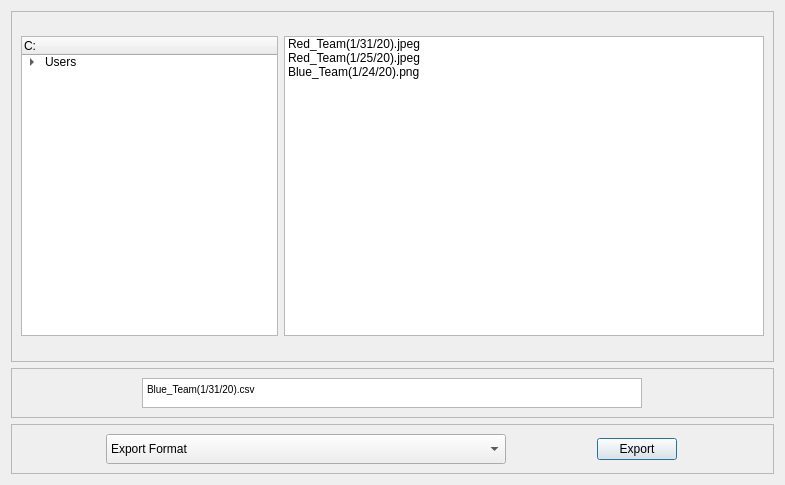
Qt form ui/export_configuration.ui (CS4311-spring-2020/pick-tool-team14-keikaku) before a commit.
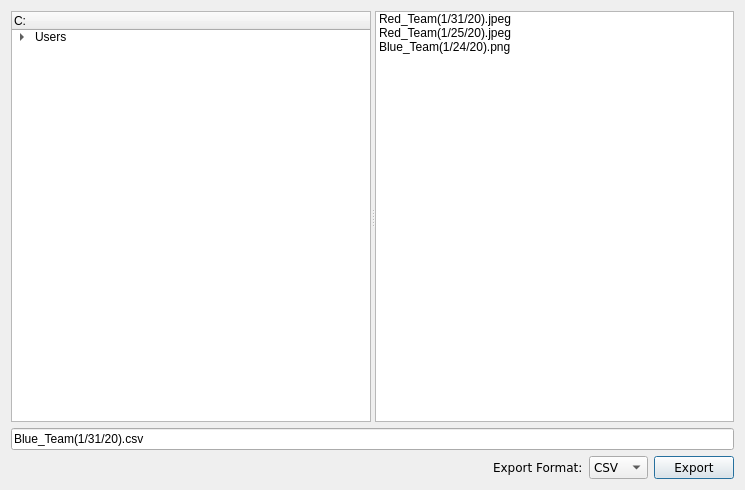
The same form after that commit.

Commit message: Moved change_configuration into main_window. Fixed and cleaned up other ui files.

The edit to the form file:
```diff
--- a/ui/export_configuration.ui
+++ b/ui/export_configuration.ui
@@ -6,8 +6,8 @@
    <rect>
     <x>0</x>
     <y>0</y>
-    <width>785</width>
-    <height>485</height>
+    <width>745</width>
+    <height>490</height>
    </rect>
   </property>
   <property name="sizePolicy">
@@ -16,32 +16,21 @@
     <verstretch>0</verstretch>
    </sizepolicy>
   </property>
+  <property name="minimumSize">
+   <size>
+    <width>500</width>
+    <height>300</height>
+   </size>
+  </property>
   <property name="windowTitle">
    <string>Dialog</string>
   </property>
-  <layout class="QVBoxLayout" name="verticalLayout">
+  <layout class="QVBoxLayout" name="verticalLayout" stretch="1,0,0">
    <item>
-    <widget class="QFrame" name="frame">
-     <property name="sizePolicy">
-      <sizepolicy hsizetype="Ignored" vsizetype="Ignored">
-       <horstretch>0</horstretch>
-       <verstretch>0</verstretch>
-      </sizepolicy>
+    <widget class="QSplitter" name="splitter">
+     <property name="orientation">
+      <enum>Qt::Horizontal</enum>
      </property>
-     <property name="minimumSize">
-      <size>
-       <width>0</width>
-       <height>350</height>
-      </size>
-     </property>
-     <property name="frameShape">
-      <enum>QFrame::StyledPanel</enum>
-     </property>
-     <property name="frameShadow">
-      <enum>QFrame::Raised</enum>
-     </property>
-     <layout class="QHBoxLayout" name="horizontalLayout">
-      <item>
        <widget class="QTreeWidget" name="treeWidget">
         <property name="sizePolicy">
          <sizepolicy hsizetype="MinimumExpanding" vsizetype="Fixed">
@@ -51,8 +40,8 @@
         </property>
         <property name="minimumSize">
          <size>
-          <width>0</width>
-          <height>300</height>
+        <width>100</width>
+        <height>0</height>
          </size>
         </property>
         <property name="sizeIncrement">
@@ -117,8 +106,6 @@
          </item>
         </item>
        </widget>
-      </item>
-      <item>
        <widget class="QListWidget" name="itemSaved">
         <property name="sizePolicy">
          <sizepolicy hsizetype="MinimumExpanding" vsizetype="Fixed">
@@ -128,8 +115,8 @@
         </property>
         <property name="minimumSize">
          <size>
-          <width>480</width>
-          <height>300</height>
+        <width>100</width>
+        <height>0</height>
          </size>
         </property>
         <item>
@@ -148,58 +135,53 @@
          </property>
         </item>
        </widget>
-      </item>
-     </layout>
+    </widget>
+   </item>
+   <item>
+    <widget class="QLineEdit" name="exportFileName">
+     <property name="text">
+      <string>Blue_Team(1/31/20).csv</string>
+     </property>
     </widget>
    </item>
    <item>
-    <widget class="QFrame" name="frame_3">
-     <property name="maximumSize">
-      <size>
-       <width>16777215</width>
-       <height>50</height>
-      </size>
-     </property>
-     <property name="frameShape">
-      <enum>QFrame::StyledPanel</enum>
-     </property>
-     <property name="frameShadow">
-      <enum>QFrame::Raised</enum>
-     </property>
-     <layout class="QVBoxLayout" name="verticalLayout_2">
-      <item alignment="Qt::AlignHCenter">
-       <widget class="QTextBrowser" name="textBrowser">
-        <property name="minimumSize">
+    <layout class="QHBoxLayout" name="bottomHL">
+     <item>
+      <spacer name="horizontalSpacer">
+       <property name="orientation">
+        <enum>Qt::Horizontal</enum>
+       </property>
+       <property name="sizeHint" stdset="0">
          <size>
-          <width>500</width>
-          <height>0</height>
-         </size>
-        </property>
-        <property name="maximumSize">
-         <size>
-          <width>500</width>
-          <height>16777215</height>
-         </size>
-        </property>
-        <property name="html">
-         <string>&lt;!DOCTYPE HTML PUBLIC &quot;-//W3C//DTD HTML 4.0//EN&quot; &quot;http://www.w3.org/TR/REC-html40/strict.dtd&quot;&gt;
-&lt;html&gt;&lt;head&gt;&lt;meta name=&quot;qrichtext&quot; content=&quot;1&quot; /&gt;&lt;style type=&quot;text/css&quot;&gt;
-p, li { white-space: pre-wrap; }
-&lt;/style&gt;&lt;/head&gt;&lt;body style=&quot; font-family:'MS Shell Dlg 2'; font-size:7.8pt; font-weight:400; font-style:normal;&quot;&gt;
-&lt;p style=&quot; margin-top:0px; margin-bottom:0px; margin-left:0px; margin-right:0px; -qt-block-indent:0; text-indent:0px;&quot;&gt;Blue_Team(1/31/20).csv&lt;/p&gt;&lt;/body&gt;&lt;/html&gt;</string>
-        </property>
-       </widget>
-      </item>
-     </layout>
-    </widget>
-   </item>
+         <width>40</width>
+         <height>20</height>
+        </size>
+       </property>
+      </spacer>
+     </item>
+     <item>
+      <widget class="QLabel" name="exportFormatLabel">
+       <property name="sizePolicy">
+        <sizepolicy hsizetype="Fixed" vsizetype="Fixed">
+         <horstretch>0</horstretch>
+         <verstretch>0</verstretch>
+        </sizepolicy>
+       </property>
+       <property name="font">
+        <font>
+         <family>Verdana</family>
+         <pointsize>9</pointsize>
+        </font>
+       </property>
+       <property name="text">
+        <string>Export Format:</string>
+       </property>
+      </widget>
+     </item>
    <item>
-    <widget class="QFrame" name="frame_2">
-     <property name="enabled">
-      <bool>true</bool>
-     </property>
+      <widget class="QComboBox" name="exportFormatComboBox">
      <property name="sizePolicy">
-      <sizepolicy hsizetype="Minimum" vsizetype="Preferred">
+        <sizepolicy hsizetype="Fixed" vsizetype="Fixed">
        <horstretch>0</horstretch>
        <verstretch>0</verstretch>
       </sizepolicy>
@@ -210,47 +192,21 @@
        <height>0</height>
       </size>
      </property>
-     <property name="maximumSize">
-      <size>
-       <width>16777215</width>
-       <height>50</height>
-      </size>
-     </property>
-     <property name="frameShape">
-      <enum>QFrame::StyledPanel</enum>
-     </property>
-     <property name="frameShadow">
-      <enum>QFrame::Raised</enum>
-     </property>
-     <layout class="QHBoxLayout" name="horizontalLayout_2">
-      <item>
-       <widget class="QComboBox" name="formatSelection">
-        <property name="sizePolicy">
-         <sizepolicy hsizetype="Fixed" vsizetype="Fixed">
-          <horstretch>0</horstretch>
-          <verstretch>0</verstretch>
-         </sizepolicy>
-        </property>
-        <property name="minimumSize">
-         <size>
-          <width>400</width>
-          <height>30</height>
-         </size>
+       <property name="font">
+        <font>
+         <family>Verdana</family>
+         <pointsize>9</pointsize>
+        </font>
         </property>
         <property name="styleSheet">
-         <string notr="true">font: 10pt &quot;Arial&quot;;</string>
+        <string notr="true"/>
         </property>
         <property name="currentText">
-         <string>Export Format</string>
+        <string>CSV</string>
         </property>
         <property name="maxVisibleItems">
          <number>15</number>
         </property>
-        <item>
-         <property name="text">
-          <string>Export Format</string>
-         </property>
-        </item>
         <item>
          <property name="text">
           <string>CSV</string>
@@ -276,6 +232,15 @@
           <verstretch>0</verstretch>
          </sizepolicy>
         </property>
+       <property name="font">
+        <font>
+         <family>Verdana</family>
+         <pointsize>9</pointsize>
+         <weight>50</weight>
+         <italic>false</italic>
+         <bold>false</bold>
+        </font>
+       </property>
         <property name="styleSheet">
          <string notr="true">font: 12pt &quot;Arial&quot;;</string>
         </property>
@@ -285,7 +250,6 @@
        </widget>
       </item>
      </layout>
-    </widget>
    </item>
   </layout>
  </widget>
```
Left out of the diff: 8 changed lines with no effect on the pictures. Lines whose indentation alone changed are shown as unchanged. The commit also changes 7 other files.
